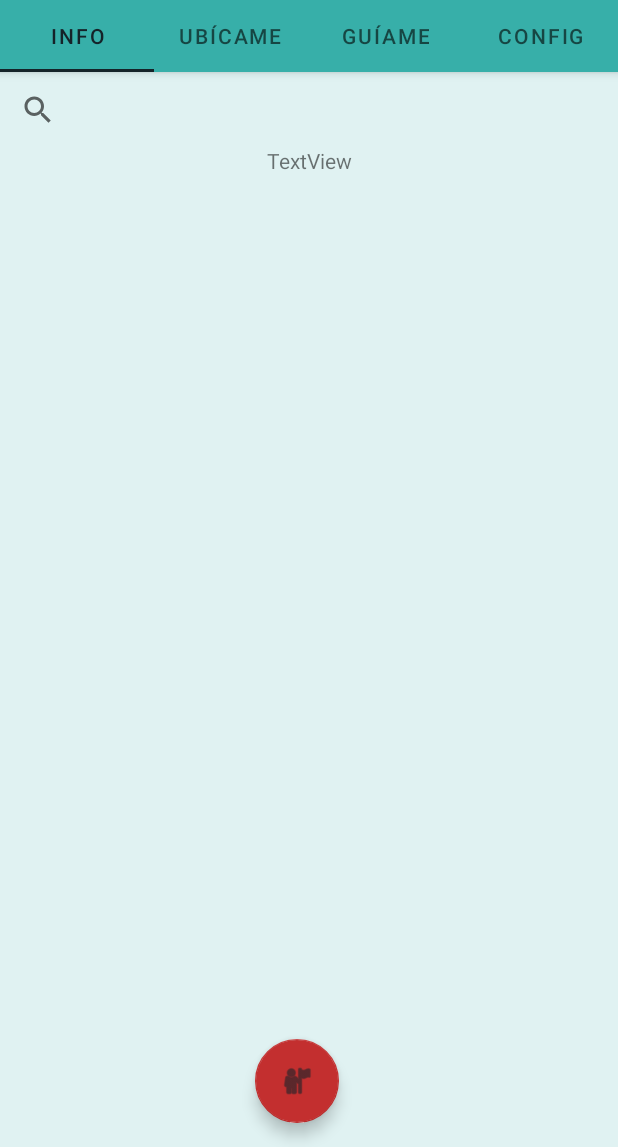
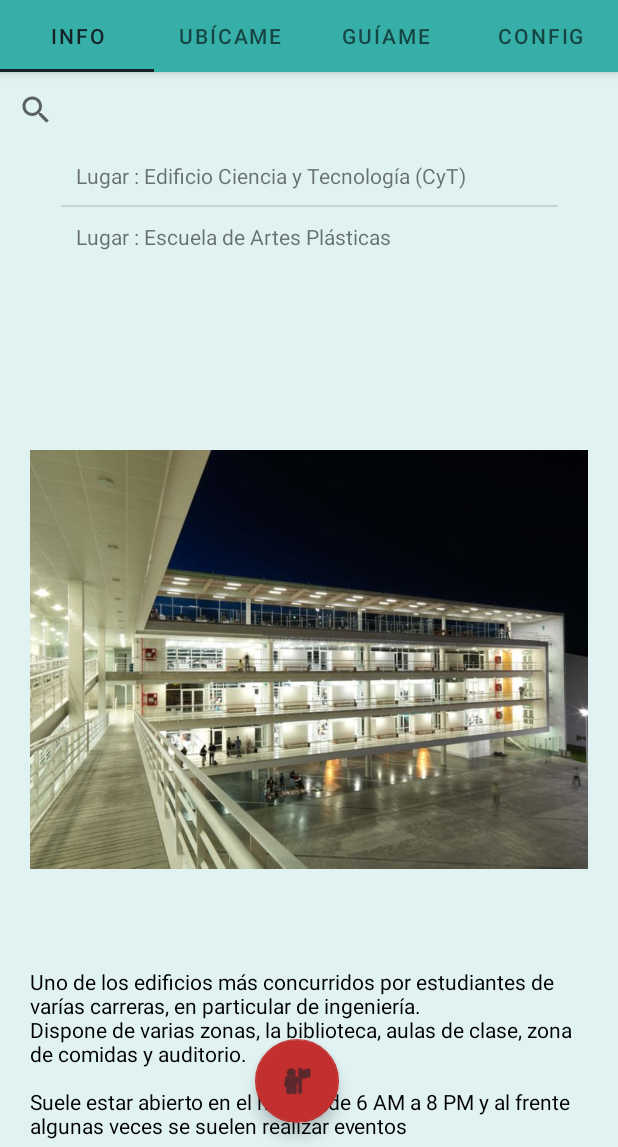
Before and after one commit to jnardosp/UnalMaps, an Android app: the screen it shows after launch (MainActivity), on a phone screen of 412 x 824 dp, the part 89-1236 px from its top. Run offline under Robolectric (Android 15) with nearby library versions, the phone set to English and light mode, and no system bars; libraries missing offline, so code that uses them is left out: com.mapbox.maps; 2 statements that could not run were skipped.

Commit message:
Commit 17 07/11 version, correction of searchview in xml's, implementation of scrollview with a demo picture and text, creation of 2 place objects for demo, also a listView for the search bar in infoTab (This includes a xml file, a new class and changes in the tab). autor: jsotop

```diff
--- a/app/src/main/java/com/poo/unalmaps/View/main/InfoTabFrag.java
+++ b/app/src/main/java/com/poo/unalmaps/View/main/InfoTabFrag.java
@@ -5,7 +5,9 @@ import android.os.Bundle;
 import android.view.LayoutInflater;
 import android.view.View;
 import android.view.ViewGroup;
-import android.widget.TextView;
+import android.widget.ListView;
+
+import androidx.appcompat.widget.*;
 
 import androidx.annotation.Nullable;
 import androidx.annotation.NonNull;
@@ -22,25 +24,64 @@ import com.poo.unalmaps.ViewModel.*;
 import java.util.*;
 
 
-public class InfoTabFrag extends Fragment {
+public class InfoTabFrag extends Fragment implements SearchView.OnQueryTextListener {
+    String[] buildNameList;
+    ListView list;
+    SearchView editSV;
+    ArrayList<String> arrayList = new ArrayList<String>();
+    ListViewAdapter adapter;
+
     @Override
     public View onCreateView(LayoutInflater inflater, ViewGroup container,
                              Bundle savedInstanceState) {
         // Get the view from infotab.xml
         View view = inflater.inflate(R.layout.infotab, container, false);
         sqlDB.connectToDB();
+
+        //Make of 2 buildings
         List<String> apodCYT = new Vector<String>();
         apodCYT.add("Ciencia y Tecnología (CyT)");
         Point pCYT = new Point(4.638033628705625, -74.08465295571293);
-        Place edificioCYT = new Place("Ciencia y Tecnología (CyT)", apodCYT, "Uno de los edificios más concurridos por estudiantes de varías" +
-                                     " carreras, en particular de ingeniería. Dispone de varias zonas, la biblioteca, aulas de clase, zona de comidas y" +
-                                     " auditorio. Suele estar abierto en el horario de 6 AM a 8 PM y al frente hay veces que se suelen realizar eventos",
-                                     pCYT, "454", "Facultad de Ingenieria");
-
-        /*Place edificioEArtPl = new Place("Escuela de Artes Plásticas", );
-        Place edificio1 = new Place();
+        Place edificioCYT = new Place("Edificio Ciencia y Tecnología (CyT)", apodCYT, "Uno de los edificios más concurridos por estudiantes de varías" +
+                                      " carreras, en particular de ingeniería. Dispone de varias zonas, la biblioteca, aulas de clase, zona de comidas y" +
+                                      " auditorio. Suele estar abierto en el horario de 6 AM a 8 PM y al frente hay veces que se suelen realizar eventos",
+                                      pCYT, "454", "Facultad de Ingenieria");
+        List<String> apodEArtPl = new Vector<String>();
+        apodEArtPl.add("Escuela de Artes Plásticas");
+        Point pEArtPl = new Point(4.636301233022915, -74.08219740623474);
+        Place edificioEArtPl = new Place("Escuela de Artes Plásticas", apodEArtPl, "Es una reconstrucción que respeta el edificio original de " +
+                                         "bellas artes. Tiene iluminación inteligente y grandes salones que benefician el estudio de la pintura.", pEArtPl,
+                                          "301", "Facultad de Artes");
+        /*Place edificio1 = new Place();
         Place edificio1 = new Place();
         Place edificio1 = new Place();*/
+
+        buildNameList = new String[]{edificioCYT.getName(), edificioEArtPl.getName()};
+        list = (ListView) view.findViewById(R.id.listSVInfoTab);
+        for(int i=0; i < buildNameList.length; i++){
+            String buildName = buildNameList[i];
+            arrayList.add(buildName);
+        }
+
+        adapter = new ListViewAdapter(this.getActivity(), arrayList);
+
+        list.setAdapter(adapter);
+
+        editSV = (SearchView) view.findViewById(R.id.searchViewInfoTab);
+        editSV.setOnQueryTextListener(this);
+
         return view;
     }
+
+    @Override
+    public boolean onQueryTextSubmit(String query) {
+        return false;
+    }
+
+    @Override
+    public boolean onQueryTextChange(String newText) {
+        String text = newText;
+        adapter.filter(text);
+        return false;
+    }
 }
--- /dev/null
+++ b/app/src/main/java/com/poo/unalmaps/View/main/ListViewAdapter.java
@@ -0,0 +1,78 @@
+package com.poo.unalmaps.View.main;
+
+import android.content.Context;
+import android.view.*;
+import android.widget.BaseAdapter;
+import android.widget.TextView;
+
+import com.poo.unalmaps.R;
+
+import java.util.*;
+
+public class ListViewAdapter extends BaseAdapter {
+
+    Context mContext;
+    LayoutInflater inflater;
+    private List<String> buildNameList = null;
+    private ArrayList<String> arraylist;
+
+    public ListViewAdapter(Context context, List<String> buildNameList) {
+        mContext = context;
+        this.buildNameList = buildNameList;
+        inflater = LayoutInflater.from(mContext);
+        this.arraylist = new ArrayList<>();
+        this.arraylist.addAll(buildNameList);
+    }
+
+    public class ViewHolder {
+        TextView name;
+    }
+
+    @Override
+    public int getCount() {
+        return buildNameList.size();
+    }
+
+    @Override
+    public String getItem(int position) {
+        return buildNameList.get(position);
+    }
+
+    @Override
+    public long getItemId(int position) {
+        return position;
+    }
+
+    public View getView(final int position, View view, ViewGroup parent) {
+        final ViewHolder holder;
+        if (view == null) {
+            holder = new ViewHolder();
+            view = inflater.inflate(R.layout.listview_infotab, null);
+            // Locate the TextViews in listview_item.xml
+            holder.name = (TextView) view.findViewById(R.id.name);
+            view.setTag(holder);
+        } else {
+            holder = (ViewHolder) view.getTag();
+        }
+        // Set the results into TextViews
+        holder.name.setText(buildNameList.get(position));
+        return view;
+    }
+
+    // Filter Class
+    public void filter(String charText) {
+        charText = charText.toLowerCase(Locale.getDefault());
+        buildNameList.clear();
+        if (charText.length() == 0) {
+            buildNameList.addAll(arraylist);
+        } else {
+            for (String wp : arraylist) {
+                if (wp.toLowerCase(Locale.getDefault()).contains(charText)) {
+                    buildNameList.add(wp);
+                }
+            }
+        }
+        notifyDataSetChanged();
+    }
+
+}
--- a/app/src/main/res/layout/guidetab.xml
+++ b/app/src/main/res/layout/guidetab.xml
@@ -5,7 +5,7 @@
     android:layout_width="match_parent"
     android:layout_height="match_parent">
 
-    <SearchView
+    <androidx.appcompat.widget.SearchView
         android:layout_width="409dp"
         android:layout_height="0dp"
         android:layout_marginStart="1dp"
--- a/app/src/main/res/layout/infotab.xml
+++ b/app/src/main/res/layout/infotab.xml
@@ -7,34 +7,70 @@
 
     <androidx.appcompat.widget.SearchView
         android:id="@+id/searchViewInfoTab"
-        android:layout_width="409dp"
+        android:layout_width="match_parent"
         android:layout_height="wrap_content"
         android:layout_marginTop="1dp"
+        android:queryHint="Introduce el nombre de un lugar de la UNAL!"
+        android:textColor="#000000"
         app:layout_constraintEnd_toEndOf="parent"
         app:layout_constraintStart_toStartOf="parent"
         app:layout_constraintTop_toTopOf="parent" />
 
-    <ScrollView
-        android:layout_width="408dp"
-        android:layout_height="624dp"
-        app:layout_constraintBottom_toBottomOf="parent"
+    <ListView
+        android:id="@+id/listSVInfoTab"
+        android:layout_width="331dp"
+        android:layout_height="wrap_content"
+        android:layout_below="@+id/searchViewInfoTab"
+        android:layout_marginStart="20dp"
+        android:layout_marginEnd="20dp"
+        android:textColor="#000000"
         app:layout_constraintEnd_toEndOf="parent"
         app:layout_constraintStart_toStartOf="parent"
-        app:layout_constraintTop_toBottomOf="@+id/textPlaceName">
-
-        <LinearLayout
-            android:layout_width="match_parent"
-            android:layout_height="wrap_content"
-            android:orientation="vertical" />
-    </ScrollView>
+        app:layout_constraintTop_toBottomOf="@+id/searchViewInfoTab" />
 
     <TextView
         android:id="@+id/textPlaceName"
         android:layout_width="wrap_content"
         android:layout_height="wrap_content"
-        android:text="TextView"
+        android:text=""
         app:layout_constraintEnd_toEndOf="parent"
         app:layout_constraintStart_toStartOf="parent"
-        app:layout_constraintTop_toBottomOf="@+id/searchViewInfoTab" />
+        app:layout_constraintTop_toBottomOf="@+id/searchViewInfoTab"
+        android:textColor="#000000" />
+
+    <ScrollView
+        android:layout_width="match_parent"
+        android:layout_height="530dp"
+        android:layout_marginStart="20dp"
+        android:layout_marginEnd="20dp"
+        app:layout_constraintBottom_toBottomOf="parent"
+        app:layout_constraintEnd_toEndOf="parent"
+        app:layout_constraintHorizontal_bias="0.513"
+        app:layout_constraintStart_toStartOf="parent">
+
+        <LinearLayout
+            android:layout_width="match_parent"
+            android:layout_height="wrap_content"
+            android:orientation="vertical">
+
+            <ImageView
+                android:layout_width="wrap_content"
+                android:layout_height="410dp"
+                android:src="@drawable/build_cyt" />
+
+            <TextView
+                android:id="@+id/textPlaceDescription"
+                android:layout_width="wrap_content"
+                android:layout_height="wrap_content"
+                android:text="@string/cytDescription"
+                android:textColor="#000000"
+                app:layout_constraintEnd_toEndOf="parent"
+                app:layout_constraintStart_toStartOf="parent" />
+
+            <Space
+                android:layout_width="match_parent"
+                android:layout_height="150dp" />
+        </LinearLayout>
+    </ScrollView>
 
 </androidx.constraintlayout.widget.ConstraintLayout>
--- /dev/null
+++ b/app/src/main/res/layout/listview_infotab.xml
@@ -0,0 +1,19 @@
+<?xml version="1.0" encoding="utf-8"?>
+<RelativeLayout xmlns:android="http://schemas.android.com/apk/res/android"
+    android:layout_width="fill_parent"
+    android:layout_height="fill_parent"
+    android:padding="10dp">
+
+    <TextView
+        android:id="@+id/nameLabel"
+        android:layout_width="wrap_content"
+        android:layout_height="wrap_content"
+        android:text="Lugar : " />
+
+    <TextView
+        android:id="@+id/name"
+        android:layout_width="wrap_content"
+        android:layout_height="wrap_content"
+        android:layout_toRightOf="@+id/nameLabel" />
+
+</RelativeLayout>
--- a/app/src/main/res/values/strings.xml
+++ b/app/src/main/res/values/strings.xml
@@ -8,4 +8,5 @@
     <string name="locateText">Ubícame</string>
     <string name="accessButtonTxt">Voz y Accesibilidad</string>
     <string name="infoDevsButton">Info Devs</string>
+    <string name="cytDescription">Uno de los edificios más concurridos por estudiantes de varías carreras, en particular de ingeniería. \nDispone de varias zonas, la biblioteca, aulas de clase, zona de comidas y auditorio. \n\nSuele estar abierto en el horario de 6 AM a 8 PM y al frente algunas veces se suelen realizar eventos</string>
 </resources>
```
